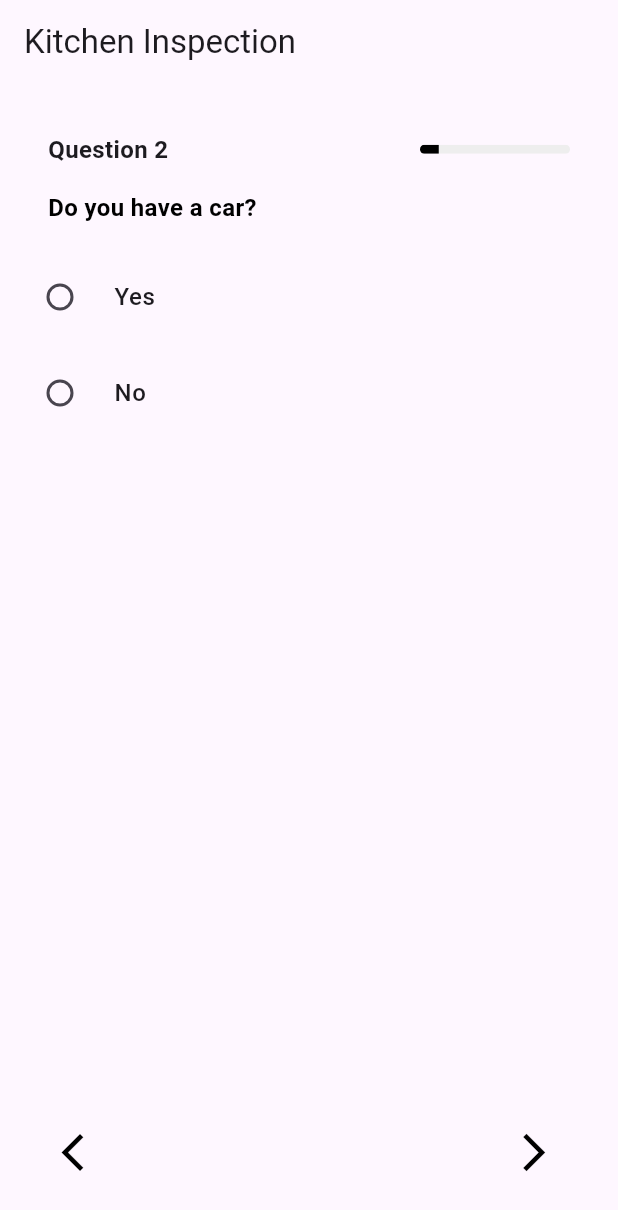
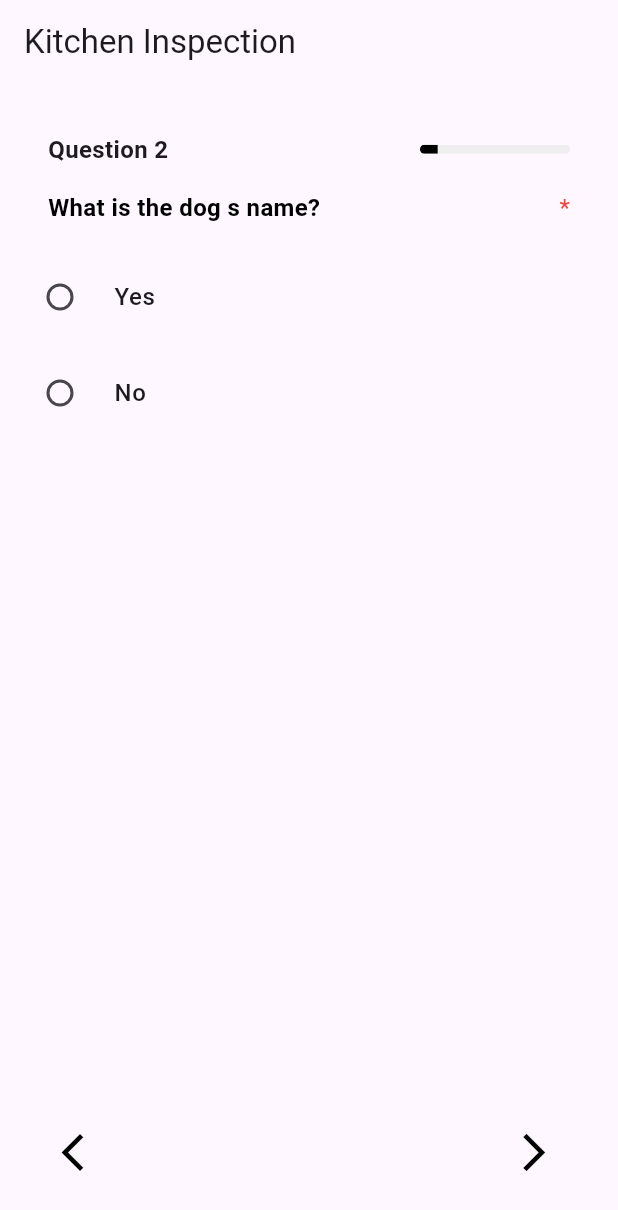
Before and after one commit to acsdeveloper/reactive_forms, a Flutter app: the screen it shows after launch, after a tap on the "arrow forward ios" icon, on a phone screen of 412 x 824 dp. Shown: the top 1210 px of the screen. Run offline on Flutter 3.47's test engine with Material 3 defaults, Android fonts, the phone set to English and light mode, and no system bars; drawn by our look-alikes of reactive_forms; our stand-ins replace file_picker, image_picker, permission_handler.

Commit message:
branching bug fix

```diff
--- a/lib/dynamicform.dart
+++ b/lib/dynamicform.dart
@@ -841,11 +841,14 @@ class _DynamicFormState extends State<DynamicForm> {
   }
 
   Widget _buildStepNavigation(Color buttonColor) {
+    // Use StreamBuilder instead of ValueListenableBuilder
+    return StreamBuilder(
+      stream: controller.form.control(widget.formJson[controller.currentQuestionIndex]['name']).valueChanges,
+      builder: (context, snapshot) {
         final isLastQuestion = controller.currentQuestionIndex >= widget.formJson.length - 1;
-
-    return isLastQuestion
-        ? _buildSubmitButton(buttonColor)  // Show submit button on last question
-        : Row(
+        final shouldShowSubmit = controller.shouldShowSubmitButton();
+
+        return Row(
           mainAxisAlignment: MainAxisAlignment.spaceBetween,
           children: [
             if (controller.currentQuestionIndex > 0)
@@ -876,6 +879,23 @@ class _DynamicFormState extends State<DynamicForm> {
             else
               const SizedBox(width: 48),
 
+            if (shouldShowSubmit || isLastQuestion)
+              ElevatedButton(
+                onPressed: () => _submitForm(context),
+                style: ElevatedButton.styleFrom(
+                  backgroundColor: buttonColor,
+                  foregroundColor: widget.buttonTextColor,
+                  padding: const EdgeInsets.symmetric(horizontal: 24, vertical: 12),
+                ),
+                child: Text(
+                  StringConstants.submit,
+                  style: widget.fontFamily.copyWith(
+                    color: widget.buttonTextColor,
+                    fontSize: 16,
+                  ),
+                ),
+              )
+            else
               IconButton(
                 onPressed: () {
                   final currentField = widget.formJson[controller.currentQuestionIndex];
@@ -974,6 +994,8 @@ class _DynamicFormState extends State<DynamicForm> {
                 iconSize: 30,
               ),
           ],
+        );
+      },
     );
   }
 
@@ -1084,6 +1106,65 @@ class _DynamicFormState extends State<DynamicForm> {
       // Moving backward
       questionSequence.removeLast();
     }
+  }
+
+  Widget _buildNavigationButtons() {
+    bool showSubmit = shouldShowSubmitButton();
+    print('Should show submit button: $showSubmit');
+    print('Current question index: $controller.currentQuestionIndex');
+    print('Current form value: ${controller.form.control(widget.formJson[controller.currentQuestionIndex]['name']).value}');
+
+    return Row(
+      mainAxisAlignment: MainAxisAlignment.spaceBetween,
+      children: [
+        if (controller.currentQuestionIndex > 0)
+          IconButton(
+            onPressed: () {
+              setState(() {
+                final currentField = widget.formJson[controller.currentQuestionIndex];
+                if (currentField['prevQuestion'] != null) {
+                  final prevIndex = widget.formJson.indexWhere(
+                    (question) => question['name'] == currentField['prevQuestion']
+                  );
+                  if (prevIndex != -1) {
+                    visitedQuestions.remove(currentField['name']);
+                    updateQuestionSequence(prevIndex);
+                    controller.currentQuestionIndex = prevIndex;
+                  }
+                } else {
+                  visitedQuestions.remove(currentField['name']);
+                  updateQuestionSequence(controller.currentQuestionIndex - 1);
+                  controller.currentQuestionIndex--;
+                }
+              });
+            },
+            icon: const Icon(Icons.arrow_back_ios),
+            color: widget.primaryColor,
+            iconSize: 30,
+          ),
+        ElevatedButton(
+          onPressed: () {
+            if (showSubmit) {
+              _submitForm(context);
+            } else {
+              validateAndProceed(context);
+            }
+          },
+          child: Text(showSubmit ? 'Submit' : 'Next'),
+        ),
+      ],
+    );
+  }
+
+  bool shouldShowSubmitButton() {
+    // Implement the logic to determine if the submit button should be shown
+    // This is a placeholder and should be replaced with the actual implementation
+    return false; // Placeholder return, actual implementation needed
+  }
+
+  void validateAndProceed(BuildContext context) {
+    // Implement the logic to validate and proceed to the next question
+    // This is a placeholder and should be replaced with the actual implementation
   }
 }
 
--- a/lib/dynamicformcontroller.dart
+++ b/lib/dynamicformcontroller.dart
@@ -179,10 +179,42 @@ class DynamicFormController {
       return false;
     }
 
-    if (currentQuestionIndex < formJson.length - 1) {
+    // Find next question index based on branching logic
+    int nextIndex = _findNextQuestionIndex(currentQuestionIndex, currentControl.value);
+    if (nextIndex == -2) {  // Special code indicating we should show submit button
+      return true;  // Return true but don't increment currentQuestionIndex
+    } else if (nextIndex != -1) {
+      currentQuestionIndex = nextIndex;
+    } else if (currentQuestionIndex < formJson.length - 1) {
       currentQuestionIndex++;
     }
     return true;
+  }
+
+  int _findNextQuestionIndex(int currentIndex, dynamic currentValue) {
+    final currentField = formJson[currentIndex];
+
+    // Check if current field has branching logic
+    if (currentField['branching'] != null) {
+      var branchTo = currentField['branching'];
+
+      // Check if branching leads to "end"
+      if (branchTo is Map<String, dynamic>) {
+        String? targetQuestion = branchTo[currentValue?.toString()];
+        if (targetQuestion == 'end') {
+          return -2;  // Special return code to indicate we should show submit button
+        }
+        if (targetQuestion != null) {
+          // Find the index of the target question
+          int targetIndex = formJson.indexWhere((field) => field['name'] == targetQuestion);
+          if (targetIndex != -1) {
+            return targetIndex;
+          }
+        }
+      }
+    }
+
+    return -1; // Return -1 if no branching logic applies
   }
 
   bool _hasValidationError(Map<String, dynamic> field, AbstractControl currentControl, String fieldName) {
@@ -273,8 +305,22 @@ class DynamicFormController {
     );
   }
 
+  bool shouldShowSubmitButton() {
+    if (currentQuestionIndex >= formJson.length) return false;
 
-void dispose() {
+    final currentField = formJson[currentQuestionIndex];
+    if (currentField['branching'] == null) return false;
+
+    var branchTo = currentField['branching'];
+    if (branchTo is Map<String, dynamic>) {
+      String? targetQuestion = branchTo[form.control(currentField['name']).value?.toString()];
+      return targetQuestion == 'end';
+    }
+
+    return false;
+  }
+
+  void dispose() {
     form.dispose(); // Dispose the ReactiveForm
     // Dispose of any other resources held by the controller
     if (kDebugMode) {
--- a/lib/main.dart
+++ b/lib/main.dart
@@ -27,6 +27,7 @@ final List<Map<String, dynamic>> formJson = [
 //   "disableAttachmentsOn" :"",
 //   "attachmentsRequired" : true
 // },
+
 {
   "name": "question1iio",
   "type": "radio",
@@ -35,13 +36,36 @@ final List<Map<String, dynamic>> formJson = [
 
 },
 {
+    "name": "question_1",
+    "type": "radio",
+    "label": "What is the dog s name?",
+
+    "required": true,
+    "hasAttachments": false,
+    "disableAttachmentsOn": "NO",
+    "requireAttachmentsOn": "YES",
+    "hasSubQuestions": false,
+    "min": "",
+    "max": "",
+    "hasComments": false,
+    "commentRequired": false,
+     "branching": {
+     "Yes": "car_details",
+     "No": "question1"
+
+
+      },
+
+    "subQuestionsId": ""
+  },
+{
   "name": "question1",
   "type": "radio",
   "label": "Do you have a car?",
   "options": ["Yes", "No"],
   "branching": {
     "Yes": "car_details",
-    "No": "transportation"
+   "No": "end"
   }
 },
 {
```
Lines whose indentation alone changed are shown as unchanged.
